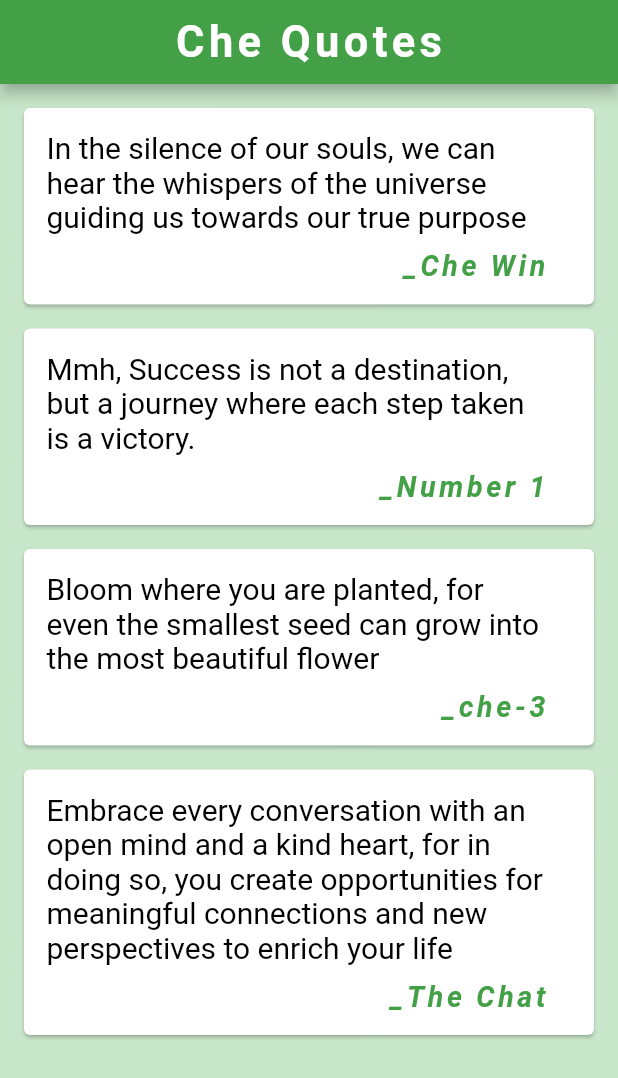
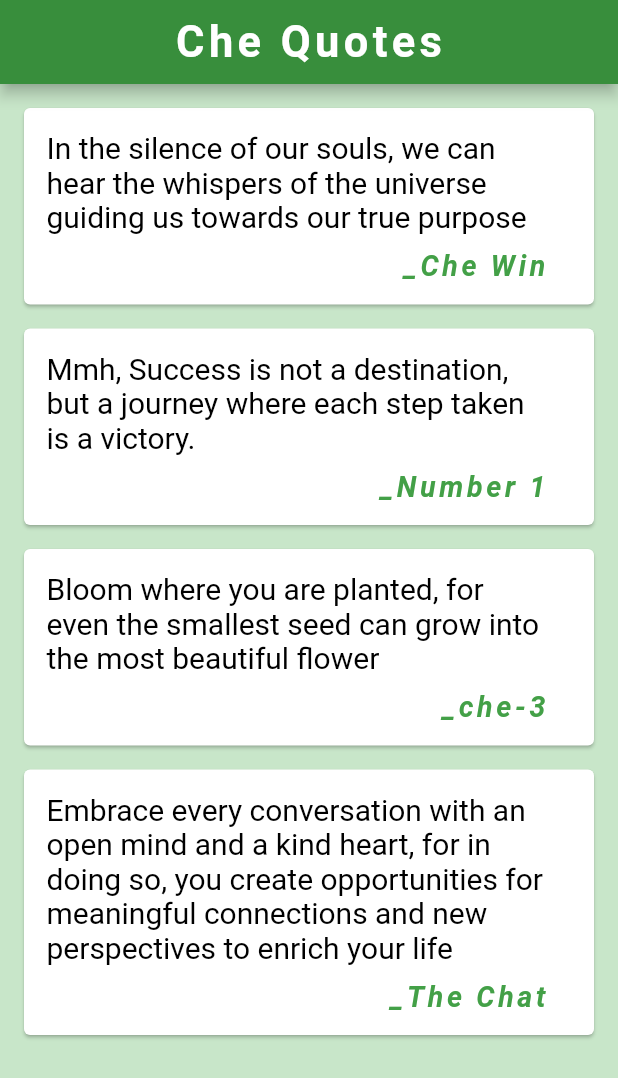
Before and after one commit to StevenKamwaza/quotes_app, a Flutter app: the screen it shows after launch, on a phone screen of 412 x 824 dp. Shown: the top 1078 px of the screen. Run offline on Flutter 3.47's test engine with Material 2 defaults, Android fonts, the phone set to English and light mode, and no system bars.

Commit message:
Update main.dart

```diff
--- a/lib/main.dart
+++ b/lib/main.dart
@@ -28,7 +28,7 @@ class _QuotesState extends State<Quotes> {
     return  Scaffold(
       backgroundColor: Colors.green[100],
       appBar: AppBar(
-        backgroundColor: Colors.green[600],
+        backgroundColor: Colors.green[700],
         title: const Padding(
           padding: EdgeInsets.all(12.0),
           child: Text(
```
